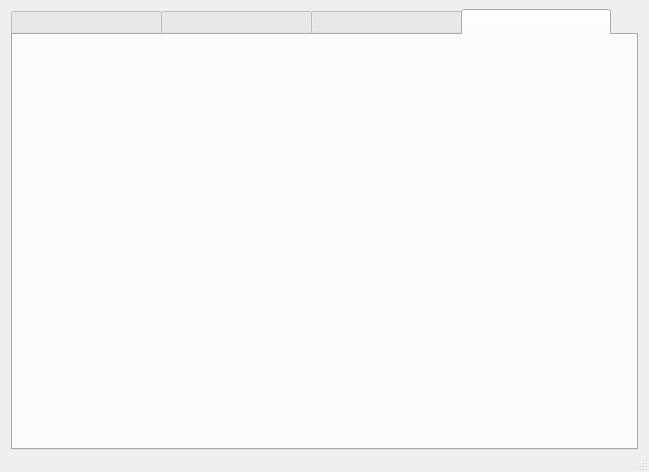
First picture: the form in sources/ui/mainwindow.ui, repository Oyuret/liveGUIMobile, before the edit.
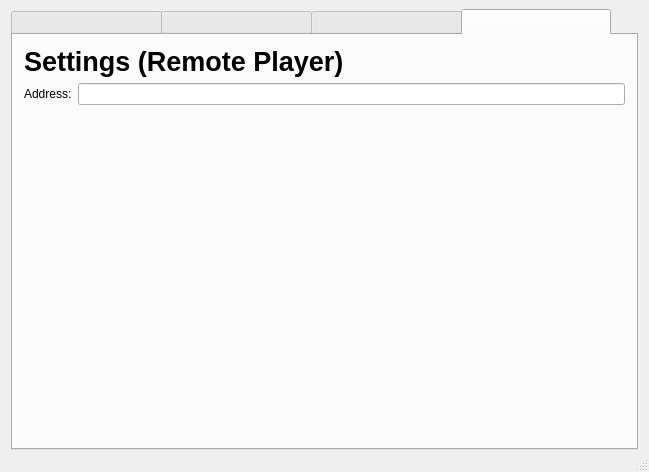
Second picture: the form after the edit. The open tabs and pages were chosen to show the change. Icons and pictures are not drawn. Custom widgets are drawn as their Qt base class.

Commit message: App now stores settings

```diff
--- a/sources/ui/mainwindow.ui
+++ b/sources/ui/mainwindow.ui
@@ -138,6 +138,53 @@
        <attribute name="title">
         <string/>
        </attribute>
+       <layout class="QVBoxLayout" name="verticalLayout_2">
+        <item>
+         <layout class="QVBoxLayout" name="verticalLayout_3">
+          <item>
+           <widget class="QLabel" name="label">
+            <property name="font">
+             <font>
+              <pointsize>20</pointsize>
+              <weight>75</weight>
+              <bold>true</bold>
+             </font>
+            </property>
+            <property name="text">
+             <string>Settings (Remote Player)</string>
+            </property>
+           </widget>
+          </item>
+         </layout>
+        </item>
+        <item>
+         <layout class="QHBoxLayout" name="horizontalLayout_2">
+          <item>
+           <widget class="QLabel" name="label_2">
+            <property name="text">
+             <string>Address:</string>
+            </property>
+           </widget>
+          </item>
+          <item>
+           <widget class="QLineEdit" name="remoteAddressField"/>
+          </item>
+         </layout>
+        </item>
+        <item>
+         <spacer name="verticalSpacer">
+          <property name="orientation">
+           <enum>Qt::Vertical</enum>
+          </property>
+          <property name="sizeHint" stdset="0">
+           <size>
+            <width>20</width>
+            <height>40</height>
+           </size>
+          </property>
+         </spacer>
+        </item>
+       </layout>
       </widget>
      </widget>
     </item>
```
Left out of the diff: 4 changed lines with no effect on the pictures. The commit also changes 4 other files.
